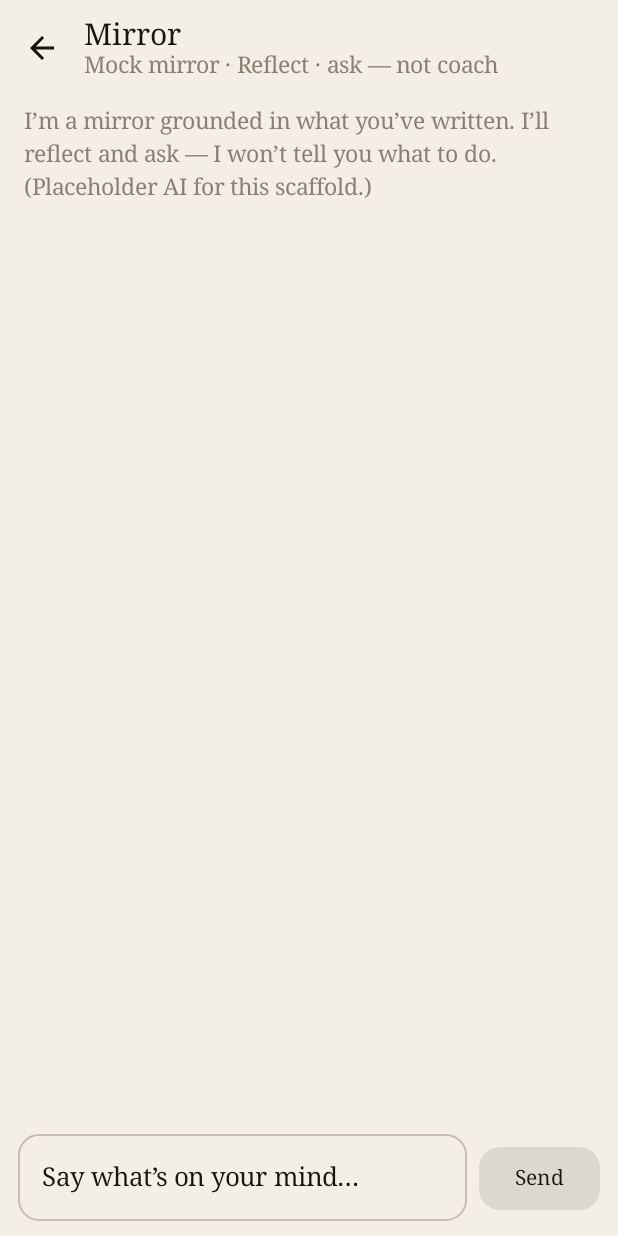
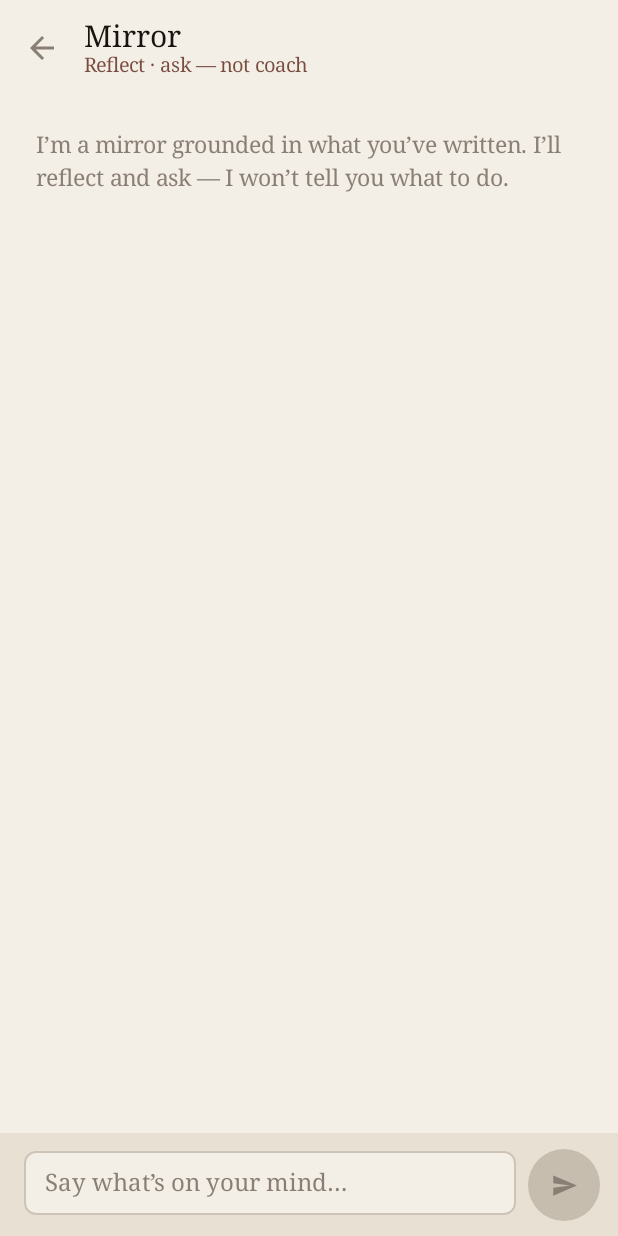
Before and after one commit to silasha1118-beep/diaryapp, an Android app built with Jetpack Compose: the composable MirrorChatPane shown on its own in the app's theme, on a phone screen of 412 x 824 dp. Run offline under Robolectric (Android 15) with nearby library versions, the phone set to English and light mode, and no system bars.

Commit message:
Align Android Mirror chat and Compose chrome with iOS
Polish Mirror chat bubbles, intro, style-hint subtitle, and circular
send control; keep Mirror home and Vault close to current screens.
Light Compose cancel/save + media dock chrome only — stubs retained.

Co-authored-by: silasha1118-beep <silasha1118-beep@users.noreply.github.com>

```diff
--- a/android/app/src/main/java/com/diaryvault/app/ui/mirror/MirrorTabScreen.kt
+++ b/android/app/src/main/java/com/diaryvault/app/ui/mirror/MirrorTabScreen.kt
@@ -1,6 +1,7 @@
 package com.diaryvault.app.ui.mirror
 
 import androidx.compose.foundation.background
+import androidx.compose.foundation.border
 import androidx.compose.foundation.layout.Arrangement
 import androidx.compose.foundation.layout.Box
 import androidx.compose.foundation.layout.Column
@@ -11,21 +12,23 @@ import androidx.compose.foundation.layout.fillMaxSize
 import androidx.compose.foundation.layout.fillMaxWidth
 import androidx.compose.foundation.layout.height
 import androidx.compose.foundation.layout.padding
+import androidx.compose.foundation.layout.size
 import androidx.compose.foundation.layout.widthIn
 import androidx.compose.foundation.lazy.LazyColumn
 import androidx.compose.foundation.lazy.items
 import androidx.compose.foundation.lazy.rememberLazyListState
+import androidx.compose.foundation.shape.CircleShape
 import androidx.compose.foundation.shape.RoundedCornerShape
+import androidx.compose.foundation.text.BasicTextField
 import androidx.compose.material.icons.Icons
 import androidx.compose.material.icons.automirrored.filled.ArrowBack
+import androidx.compose.material.icons.automirrored.filled.Send
 import androidx.compose.material3.Button
 import androidx.compose.material3.ButtonDefaults
 import androidx.compose.material3.ExperimentalMaterial3Api
 import androidx.compose.material3.Icon
 import androidx.compose.material3.IconButton
 import androidx.compose.material3.MaterialTheme
-import androidx.compose.material3.OutlinedTextField
-import androidx.compose.material3.OutlinedTextFieldDefaults
 import androidx.compose.material3.Scaffold
 import androidx.compose.material3.Text
 import androidx.compose.material3.TopAppBar
@@ -41,7 +44,13 @@ import androidx.compose.runtime.setValue
 import androidx.compose.ui.Alignment
 import androidx.compose.ui.Modifier
 import androidx.compose.ui.graphics.Color
+import androidx.compose.ui.graphics.SolidColor
+import androidx.compose.ui.text.TextStyle
+import androidx.compose.ui.text.font.FontFamily
+import androidx.compose.ui.text.font.FontStyle
+import androidx.compose.ui.text.font.FontWeight
 import androidx.compose.ui.unit.dp
+import androidx.compose.ui.unit.sp
 import com.diaryvault.app.R
 import com.diaryvault.app.VaultViewModel
 import com.diaryvault.app.model.MirrorMessage
@@ -51,7 +60,7 @@ import com.diaryvault.app.ui.components.localizedString
 import com.diaryvault.app.ui.theme.VaultColors
 
 /**
- * Mirror tab: home (今日一問) ↔ in-tab chat with mock reply — HarmonyOS Main MirrorTab parity.
+ * Mirror tab: home (今日一問) ↔ in-tab chat with mock reply — iOS MirrorChatView chrome.
  */
 @Composable
 fun MirrorTabScreen(viewModel: VaultViewModel, modifier: Modifier = Modifier) {
@@ -75,6 +84,7 @@ private fun MirrorHomePane(
     modifier: Modifier = Modifier,
     onStartChat: () -> Unit,
 ) {
+    // Keep home hierarchy Silas confirmed close: 鏡子 + seal + intro, 今日一問, 開始對話
     Column(
         modifier
             .fillMaxSize()
@@ -130,6 +140,7 @@ private fun MirrorChatPane(
     val thinking by viewModel.mirrorThinking.collectAsState()
     var draft by remember { mutableStateOf("") }
     val listState = rememberLazyListState()
+    val canSend = draft.isNotBlank() && !thinking
 
     LaunchedEffect(messages.size, thinking) {
         val last = messages.size + if (thinking) 1 else 0
@@ -143,13 +154,17 @@ private fun MirrorChatPane(
             TopAppBar(
                 title = {
                     Column {
-                        Text(localizedString(R.string.mirror_title), style = MaterialTheme.typography.titleLarge)
                         Text(
-                            text = localizedString(
-                                if (viewModel.useCloudClient) R.string.mirror_mode_cloud
-                                else R.string.mirror_mode_mock,
-                            ) + " · " + localizedString(R.string.mirror_style_hint),
+                            localizedString(R.string.mirror_title),
+                            style = MaterialTheme.typography.titleLarge,
+                            color = VaultColors.ink,
+                        )
+                        // Seal-tone subtitle — iOS style hint under title
+                        Text(
+                            text = localizedString(R.string.mirror_style_hint),
                             style = MaterialTheme.typography.bodyMedium,
+                            color = VaultColors.seal.copy(alpha = 0.9f),
+                            fontSize = 13.sp,
                         )
                     }
                 },
@@ -158,6 +173,7 @@ private fun MirrorChatPane(
                         Icon(
                             Icons.AutoMirrored.Filled.ArrowBack,
                             contentDescription = localizedString(R.string.common_back),
+                            tint = VaultColors.inkMuted,
                         )
                     }
                 },
@@ -175,14 +191,18 @@ private fun MirrorChatPane(
                 modifier = Modifier
                     .weight(1f)
                     .fillMaxWidth(),
-                contentPadding = PaddingValues(horizontal = 16.dp, vertical = 8.dp),
-                verticalArrangement = Arrangement.spacedBy(10.dp),
+                contentPadding = PaddingValues(horizontal = 20.dp, vertical = 24.dp),
+                verticalArrangement = Arrangement.spacedBy(18.dp),
             ) {
                 item {
+                    // System intro — no bubble (iOS MirrorRole.system)
                     Text(
                         localizedString(R.string.mirror_intro),
                         style = MaterialTheme.typography.bodyMedium,
-                        modifier = Modifier.padding(bottom = 8.dp),
+                        color = VaultColors.inkMuted,
+                        fontSize = 15.sp,
+                        lineHeight = 22.sp,
+                        modifier = Modifier.padding(horizontal = 4.dp),
                     )
                 }
                 items(messages, key = { it.id }) { msg ->
@@ -194,42 +214,73 @@ private fun MirrorChatPane(
                             localizedString(R.string.mirror_thinking),
                             style = MaterialTheme.typography.bodyMedium,
                             color = VaultColors.inkMuted,
-                            modifier = Modifier.padding(start = 8.dp),
+                            fontStyle = FontStyle.Italic,
+                            modifier = Modifier.padding(horizontal = 6.dp),
                         )
                     }
                 }
             }
 
+            // Composer — paperDeep strip, cream field, circular send
             Row(
                 Modifier
                     .fillMaxWidth()
-                    .padding(horizontal = 12.dp, vertical = 10.dp),
-                verticalAlignment = Alignment.CenterVertically,
-                horizontalArrangement = Arrangement.spacedBy(8.dp),
+                    .background(VaultColors.paperDeep.copy(alpha = 0.85f))
+                    .padding(start = 16.dp, end = 16.dp, top = 12.dp, bottom = 14.dp),
+                verticalAlignment = Alignment.Bottom,
+                horizontalArrangement = Arrangement.spacedBy(12.dp),
             ) {
-                OutlinedTextField(
+                BasicTextField(
                     value = draft,
                     onValueChange = { draft = it },
-                    modifier = Modifier.weight(1f),
-                    placeholder = { Text(localizedString(R.string.mirror_placeholder)) },
-                    colors = OutlinedTextFieldDefaults.colors(
-                        focusedBorderColor = VaultColors.seal,
-                        unfocusedBorderColor = VaultColors.line,
-                        cursorColor = VaultColors.seal,
+                    modifier = Modifier
+                        .weight(1f)
+                        .background(VaultColors.paper, RoundedCornerShape(8.dp))
+                        .border(1.dp, VaultColors.line.copy(alpha = 0.85f), RoundedCornerShape(8.dp))
+                        .padding(horizontal = 14.dp, vertical = 12.dp),
+                    textStyle = TextStyle(
+                        fontFamily = FontFamily.Serif,
+                        fontSize = 16.sp,
+                        color = VaultColors.ink,
+                        lineHeight = 22.sp,
                     ),
-                    shape = RoundedCornerShape(14.dp),
+                    cursorBrush = SolidColor(VaultColors.seal),
+                    decorationBox = { inner ->
+                        Box {
+                            if (draft.isEmpty()) {
+                                Text(
+                                    localizedString(R.string.mirror_placeholder),
+                                    style = TextStyle(
+                                        fontFamily = FontFamily.Serif,
+                                        fontSize = 16.sp,
+                                        color = VaultColors.inkMuted,
+                                    ),
+                                )
+                            }
+                            inner()
+                        }
+                    },
                 )
-                Button(
+                IconButton(
                     onClick = {
                         val text = draft
                         draft = ""
                         viewModel.sendMirror(text)
                     },
-                    enabled = draft.isNotBlank() && !thinking,
-                    colors = ButtonDefaults.buttonColors(containerColor = VaultColors.seal),
-                    shape = RoundedCornerShape(14.dp),
+                    enabled = canSend,
+                    modifier = Modifier
+                        .size(40.dp)
+                        .background(
+                            color = if (canSend) VaultColors.seal else VaultColors.line,
+                            shape = CircleShape,
+                        ),
                 ) {
-                    Text(localizedString(R.string.mirror_send))
+                    Icon(
+                        Icons.AutoMirrored.Filled.Send,
+                        contentDescription = localizedString(R.string.mirror_send),
+                        tint = if (canSend) VaultColors.paper else VaultColors.inkMuted,
+                        modifier = Modifier.size(18.dp),
+                    )
                 }
             }
         }
@@ -249,21 +300,27 @@ private fun MirrorBubble(message: MirrorMessage) {
                 .widthIn(max = 320.dp)
                 .background(
                     color = if (isUser) VaultColors.userBubble else VaultColors.mirrorBubble,
-                    shape = RoundedCornerShape(16.dp),
+                    shape = RoundedCornerShape(8.dp),
                 )
-                .padding(horizontal = 14.dp, vertical = 10.dp),
+                .padding(16.dp),
+            horizontalAlignment = if (isUser) Alignment.End else Alignment.Start,
         ) {
             Text(
                 text = message.text,
-                style = MaterialTheme.typography.bodyLarge,
+                style = MaterialTheme.typography.bodyLarge.copy(
+                    fontSize = 16.sp,
+                    lineHeight = 24.sp,
+                    fontWeight = FontWeight.Normal,
+                ),
                 color = VaultColors.ink,
             )
             if (!isUser && message.citedEntryIds.isNotEmpty()) {
-                Spacer(modifier = Modifier.height(6.dp))
+                Spacer(modifier = Modifier.height(8.dp))
                 Text(
                     text = localizedString(R.string.mirror_cited),
                     style = MaterialTheme.typography.labelLarge,
-                    color = VaultColors.seal,
+                    fontSize = 12.sp,
+                    color = VaultColors.inkMuted,
                 )
             }
         }
--- a/android/app/src/main/res/values/strings.xml
+++ b/android/app/src/main/res/values/strings.xml
@@ -27,7 +27,7 @@
     <string name="diary_empty_body">Write a first page — one sentence is enough.</string>
     <string name="diary_empty_body_placeholder">(empty)</string>
     <string name="diary_field_title">Title (optional)</string>
-    <string name="diary_field_mood">Mood tag (optional)</string>
+    <string name="diary_field_mood">Mood (optional)</string>
     <string name="diary_field_body">Write here…</string>
     <string name="diary_detail_owned">This page belongs to you.</string>
     <string name="diary_missing">This entry is no longer in the vault.</string>
@@ -49,7 +49,7 @@
     <string name="diary_quota_upgrade">Upgrade to Author Plus</string>
     <string name="diary_quota_upgrade_pro">Upgrade to Author Pro</string>
     <string name="mirror_title">Mirror</string>
-    <string name="mirror_intro">I’m a mirror grounded in what you’ve written. I’ll reflect and ask — I won’t tell you what to do. (Placeholder AI for this scaffold.)</string>
+    <string name="mirror_intro">I’m a mirror grounded in what you’ve written. I’ll reflect and ask — I won’t tell you what to do.</string>
     <string name="mirror_mode_mock">Mock mirror</string>
     <string name="mirror_mode_cloud">Cloud mirror</string>
     <string name="mirror_style_hint">Reflect · ask — not coach</string>
```
Also changed, not shown: android/app/src/main/java/com/diaryvault/app/ui/diary/DiaryScreens.kt (+34 -10 lines), 2 other files.
